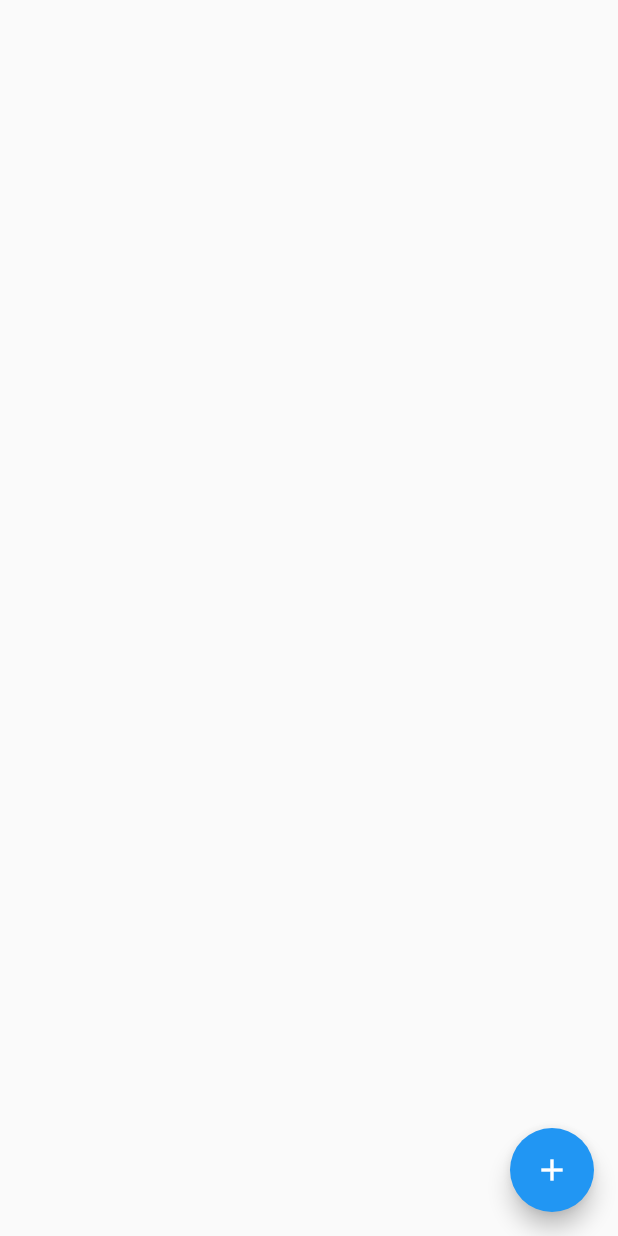
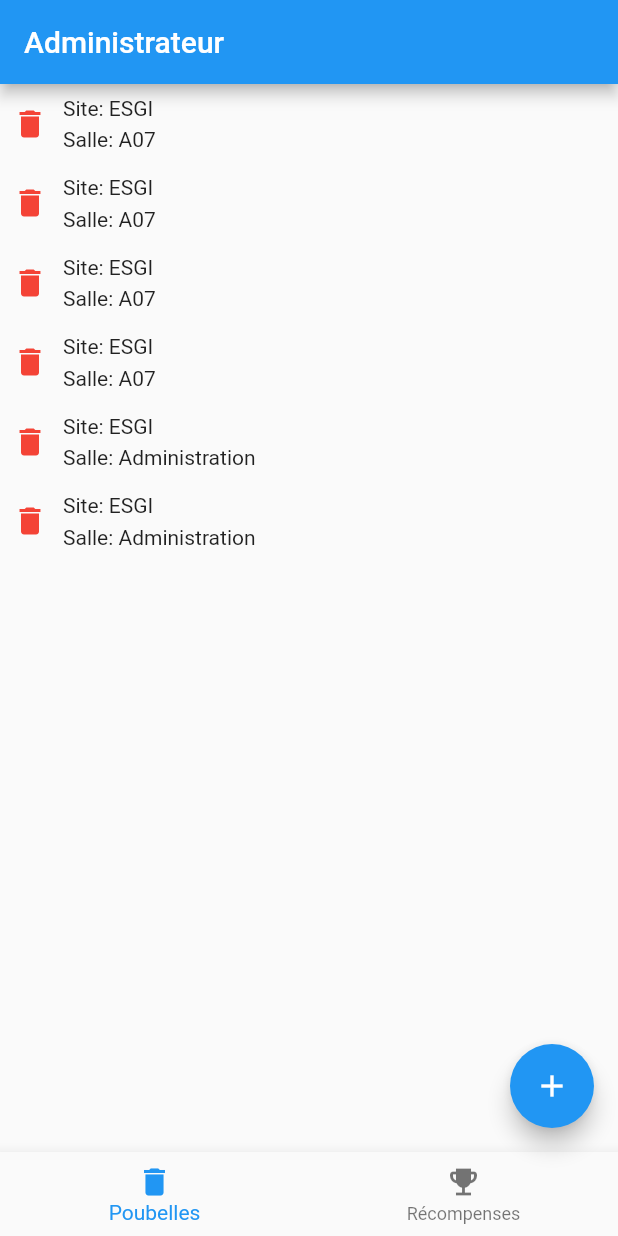
Before and after one commit to Ancelotow/green-ring-app, a Flutter app: the screen it shows after launch, on a phone screen of 412 x 824 dp. Run offline on Flutter 3.47's test engine with Material 2 defaults, Android fonts, the phone set to English and light mode, and no system bars; our stand-ins replace confetti; missing offline and left inert: flutter_barcode_scanner, nfc_manager.

```diff
--- a/lib/main.dart
+++ b/lib/main.dart
@@ -22,7 +22,7 @@ class MyApp extends StatelessWidget {
         inputDecorationTheme: InputDecorationTheme(
           enabledBorder: OutlineInputBorder(
             borderSide: const BorderSide(
-              color:  Color.fromARGB(255, 0, 0, 0),
+              color: Color.fromARGB(255, 0, 0, 0),
               width: 1.0,
             ),
             borderRadius: BorderRadius.circular(8.00),
@@ -47,16 +47,14 @@ class MyApp extends StatelessWidget {
         ),
         textTheme: const TextTheme(
           displayLarge: TextStyle(
-            fontWeight: FontWeight.bold,
-              fontSize: 40.0
-          ),
+              fontWeight: FontWeight.bold, color: Colors.black, fontSize: 40.0),
           displayMedium: TextStyle(
-            fontSize: 25.0
-          )
-        )
+              fontWeight: FontWeight.bold, color: Colors.black, fontSize: 25.0),
+          displaySmall: TextStyle(
+              fontWeight: FontWeight.bold, color: Colors.black, fontSize: 25.0),
+        ),
       ),
       home: AdminPage(),
-
       routes: {
         GarbagePage.routeName: (BuildContext context) => const GarbagePage(),
         Homepage.routeName: (BuildContext context) => Homepage(),
@@ -173,6 +171,4 @@ class _MyHomePageState extends State<MyHomePage> {
       NfcManager.instance.stopSession();
     });
   }
-
-
 }
--- a/lib/models/garbage.dart
+++ b/lib/models/garbage.dart
@@ -3,17 +3,21 @@ import 'dart:ui';
 import 'package:green_ring/models/converter/color_converter.dart';
 
 class Garbage {
+
+  int id;
   String site;
   String salle;
   Color couleur;
 
   Garbage({
+    required this.id,
     required this.site,
     required this.salle,
     required this.couleur,
   });
 
   Map<String, dynamic> toJson() => {
+    "id": id,
     "site": site,
     "salle": salle,
     "couleur": ColorConverter().toStringColor(couleur)
--- a/lib/ui/admin_page.dart
+++ b/lib/ui/admin_page.dart
@@ -1,22 +1,60 @@
 import 'dart:convert';
-
 import 'package:flutter/material.dart';
 import 'package:green_ring/models/garbage.dart';
 import 'package:green_ring/models/notifications/submit_notification.dart';
-import 'package:green_ring/ui/add_garbage_form.dart';
+import 'package:green_ring/ui/forms/add_garbage_form.dart';
+import 'package:green_ring/ui/garbage_manage_page.dart';
 import 'package:green_ring/ui/widgets/nfc_writer.dart';
 
 class AdminPage extends StatelessWidget {
-  const AdminPage({Key? key}) : super(key: key);
+  List<Garbage> _garbages = [];
+  Widget _currentPage = GarbageManagePage();
+
+  AdminPage({Key? key}) : super(key: key);
 
   @override
   Widget build(BuildContext context) {
     return Scaffold(
-      floatingActionButton: FloatingActionButton(
-        onPressed: () => _addGarbageForm(context),
-        tooltip: 'Scanner le produit',
-        child: const Icon(Icons.add),
+      appBar: AppBar(
+        title: const Text(
+          "Administrateur",
+        ),
       ),
+      body: SafeArea(
+        child: _currentPage,
+      ),
+      bottomNavigationBar: _getBottomNavigationBar(context),
+      floatingActionButton: _getFloatingButtonAction(context),
+    );
+  }
+
+  BottomNavigationBar _getBottomNavigationBar(BuildContext context) {
+    return BottomNavigationBar(
+      onTap: (index) => {
+
+      },
+      items: const [
+        BottomNavigationBarItem(
+          icon: Icon(
+            Icons.delete,
+          ),
+          label: "Poubelles"
+        ),
+        BottomNavigationBarItem(
+            icon: Icon(
+              Icons.emoji_events,
+            ),
+            label: "Récompenses"
+        ),
+      ],
+    );
+  }
+
+  FloatingActionButton _getFloatingButtonAction(BuildContext context) {
+    return FloatingActionButton(
+      onPressed: () => _addGarbageForm(context),
+      tooltip: 'Scanner le produit',
+      child: const Icon(Icons.add),
     );
   }
 
--- a/lib/ui/add_garbage_form.dart
+++ b/lib/ui/forms/add_garbage_form.dart
@@ -102,6 +102,7 @@ class AddGarbageForm extends StatelessWidget {
   void _submit(BuildContext context) {
     if (_formKey.currentState!.validate()) {
       var garbage = Garbage(
+          id: -1,
           site: ctrlSite.text,
           salle: ctrlSalle.text,
           couleur: _colorSelected!
--- /dev/null
+++ b/lib/ui/garbage_manage_page.dart
@@ -0,0 +1,116 @@
+import 'dart:convert';
+
+import 'package:flutter/material.dart';
+import 'package:green_ring/ui/widgets/icone_garbage.dart';
+import 'package:green_ring/ui/widgets/nfc_writer.dart';
+
+import '../models/garbage.dart';
+import '../models/notifications/submit_notification.dart';
+
+class GarbageManagePage extends StatefulWidget {
+  GarbageManagePage({Key? key}) : super(key: key);
+
+  @override
+  State<GarbageManagePage> createState() => _GarbageManagePageState();
+}
+
+class _GarbageManagePageState extends State<GarbageManagePage> {
+  List<Garbage> _garbages = [
+    Garbage(id: 1, site: "ESGI", salle: "A07", couleur: Colors.blue),
+    Garbage(id: 2, site: "ESGI", salle: "A07", couleur: Colors.yellow),
+    Garbage(id: 3, site: "ESGI", salle: "A07", couleur: Colors.blue),
+    Garbage(id: 4, site: "ESGI", salle: "A07", couleur: Colors.grey),
+    Garbage(id: 5, site: "ESGI", salle: "Administration", couleur: Colors.blue),
+    Garbage(
+        id: 6, site: "ESGI", salle: "Administration", couleur: Colors.yellow),
+  ];
+
+  @override
+  Widget build(BuildContext context) {
+    return ListView.builder(
+      itemCount: _garbages.length,
+      itemBuilder: (context, index) {
+        final item = _garbages[index];
+        return Dismissible(
+          direction: DismissDirection.endToStart,
+          key: Key(item.id.toString()),
+          background: _backgroundListDismissible(context),
+          onDismissed: (direction) => _removeGarbage(context, index),
+          child: Padding(
+            padding: const EdgeInsets.all(8.0),
+            child: Row(
+              mainAxisAlignment: MainAxisAlignment.start,
+              crossAxisAlignment: CrossAxisAlignment.center,
+              children: [
+                IconGarbage(garbage: item),
+                const SizedBox(width: 10,),
+                Column(
+                  mainAxisAlignment: MainAxisAlignment.center,
+                  crossAxisAlignment: CrossAxisAlignment.start,
+                  children: [
+                    Text("Site: ${item.site}"),
+                    const SizedBox(height: 5,),
+                    Text("Salle: ${item.salle}")
+                  ],
+                )
+              ],
+            ),
+          ),
+        );
+      },
+    );
+  }
+
+  Widget _backgroundListDismissible(BuildContext context) {
+    return Container(
+      alignment: AlignmentDirectional.centerEnd,
+      color: Colors.red,
+      child: Padding(
+        padding: const EdgeInsets.fromLTRB(0.0, 0.0, 10.0, 0.0),
+        child: Row(
+          mainAxisAlignment: MainAxisAlignment.end,
+          crossAxisAlignment: CrossAxisAlignment.center,
+          children: const [
+            Icon(
+              Icons.delete_forever,
+              color: Colors.white,
+            ),
+            SizedBox(
+              width: 5,
+            ),
+            Text(
+              "Supprimer",
+              style: TextStyle(color: Colors.white),
+            ),
+          ],
+        ),
+      ),
+    );
+  }
+
+  void _removeGarbage(BuildContext context, int index) {
+    showDialog(
+      context: context,
+      builder: (BuildContext contextDialog) {
+        return Center(
+          child: Wrap(
+            children: [
+              AlertDialog(
+                content: NotificationListener<SubmitNotification<void>>(
+                  child: NfcWriter(
+                    tagValue: json.encode(""),
+                  ),
+                  onNotification: (notification) {
+                    Navigator.of(context).pop();
+                    _garbages.removeAt(index);
+                    return true;
+                  },
+                ),
+              ),
+            ],
+          ),
+        );
+      },
+    );
+  }
+}
--- a/lib/ui/widgets/nfc_writer.dart
+++ b/lib/ui/widgets/nfc_writer.dart
@@ -1,7 +1,6 @@
 import 'package:flutter/material.dart';
 import 'package:green_ring/models/nfc_manager_status.dart';
 import 'package:nfc_manager/nfc_manager.dart';
-
 import '../../models/notifications/submit_notification.dart';
 
 class NfcWriter extends StatefulWidget {
```
